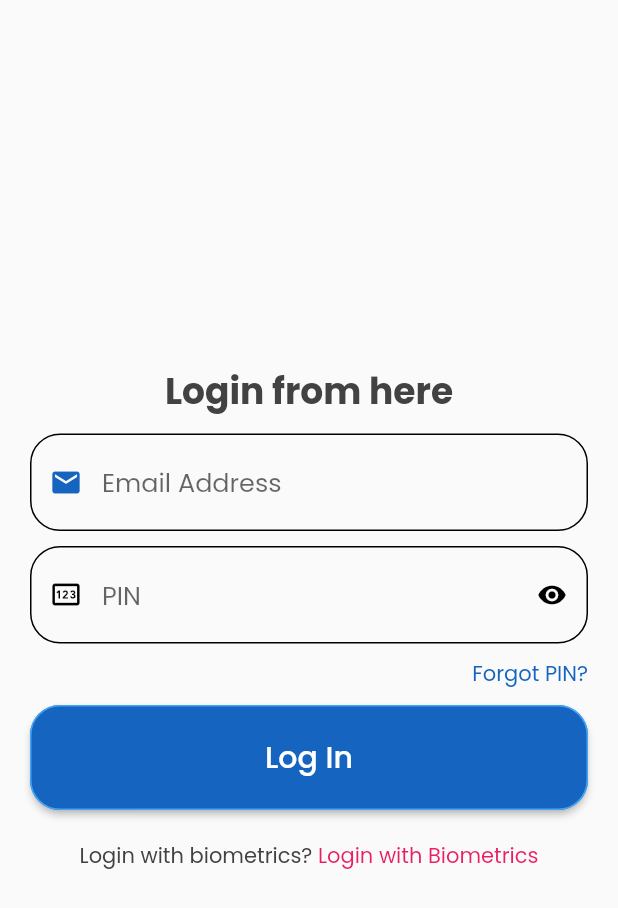
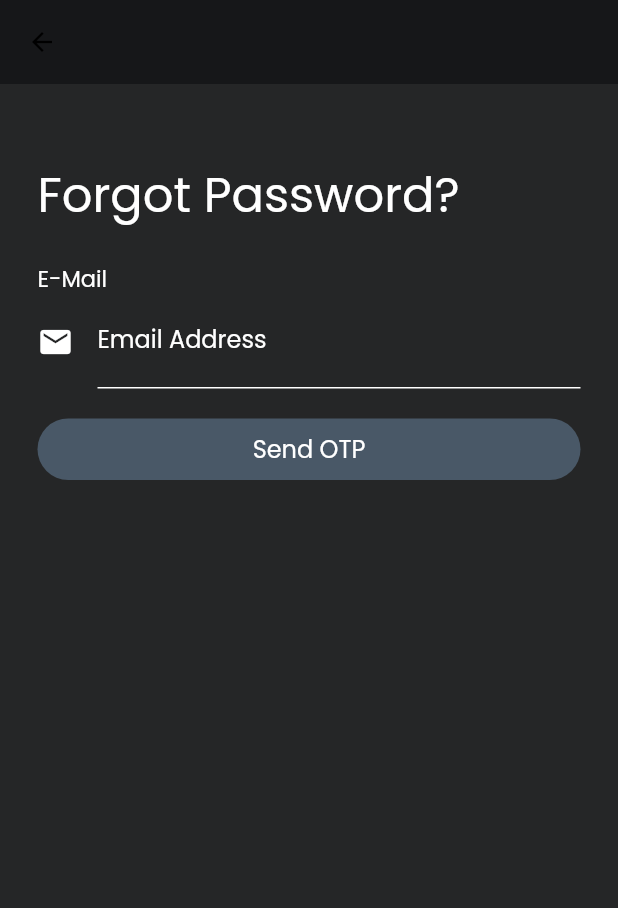
Before and after one commit to prasnaaryal/intruderdetection, a Flutter app: the screen it shows after launch, after a tap on "Login", after a tap on "Forgot PIN?", on a phone screen of 412 x 824 dp. Shown: the top 908 px of the screen. Run offline on Flutter 3.47's test engine with Material 2 defaults, Android fonts, the light colour scheme and no system bars; drawn by our look-alikes of loader_overlay; our stand-ins replace cloud_firestore, firebase_auth, firebase_core, firebase_messaging, firebase_storage, flutter_local_notifications and 5 more; accounts and stored records are empty; network calls fail.

Commit message:
forget pin

```diff
--- /dev/null
+++ b/lib/Screens/forgetpin.dart
@@ -0,0 +1,148 @@
+import 'package:firebase_auth/firebase_auth.dart';
+import 'package:flutter/material.dart';
+
+import '../customs/custom_icons.dart';
+
+class ForgotPassword extends StatefulWidget {
+  const ForgotPassword({super.key});
+
+  @override
+  State<ForgotPassword> createState() => _ForgotPasswordState();
+}
+
+class _ForgotPasswordState extends State<ForgotPassword> {
+  final _emailController = TextEditingController();
+
+  @override
+  void dispose() {
+    _emailController.dispose();
+    super.dispose();
+  }
+
+  Future resetPassword() async {
+    try {
+      await FirebaseAuth.instance
+          .sendPasswordResetEmail(email: _emailController.text.trim());
+      showDialog(
+        context: context,
+        builder: (context) {
+          return AlertDialog(
+//has to be valid email address for receiving the email
+            content:
+                Text('Password reset link has been sent. Check your email.'),
+          );
+        },
+      );
+    } on FirebaseAuthException catch (e) {
+      print(e);
+      showDialog(
+        context: context,
+        builder: (context) {
+          return AlertDialog(
+            content: Text(e.message.toString()),
+          );
+        },
+      );
+    }
+  }
+
+  @override
+  Widget build(BuildContext context) {
+    return Scaffold(
+      backgroundColor: Color.fromARGB(235, 18, 19, 21),
+      appBar: AppBar(
+        backgroundColor: Color.fromARGB(235, 20, 21, 23),
+        elevation: 0,
+        //   children: [
+        leading: Center(
+          child: Container(
+            child: CustomIcon(
+              icon: Icons.arrow_back,
+              onPressed: () {
+                Navigator.of(context).pop();
+              },
+            ),
+          ),
+        ),
+      ),
+      body: Container(
+        padding: EdgeInsets.symmetric(horizontal: 25.0),
+        child: Column(crossAxisAlignment: CrossAxisAlignment.start, children: [
+          Container(
+            padding: EdgeInsets.only(top: 50, bottom: 20),
+            child: Text("Forgot Password?",
+                style: TextStyle(
+                  fontSize: 32,
+                  color: Colors.white,
+                  fontWeight: FontWeight.w400,
+                )),
+          ),
+          Text(
+            "E-Mail",
+            style: TextStyle(
+              fontSize: 15,
+              color: Colors.white,
+              fontWeight: FontWeight.w400,
+            ),
+          ),
+          TextFormField(
+            controller: _emailController,
+            style: const TextStyle(color: Colors.white),
+            decoration: const InputDecoration(
+              labelText: 'Email Address',
+              icon: Icon(
+                Icons.email,
+                color: Colors.white,
+              ),
+              errorStyle: TextStyle(color: Colors.white),
+              labelStyle: TextStyle(color: Colors.white),
+              hintStyle: TextStyle(color: Colors.white),
+              focusedBorder: UnderlineInputBorder(
+                borderSide: BorderSide(color: Colors.white),
+              ),
+              enabledBorder: UnderlineInputBorder(
+                borderSide: BorderSide(color: Colors.white),
+              ),
+              errorBorder: UnderlineInputBorder(
+                borderSide: BorderSide(color: Colors.white),
+              ),
+            ),
+            validator: (value) {
+              if (value!.isEmpty) {
+                return "Please enter your number!";
+              } else if (value.length < 10) {
+                return "Invalid Number";
+              }
+
+              return null;
+            },
+          ),
+          SizedBox(height: 20),
+          CustomButton(
+            title: "Send OTP",
+            onPressed: () {
+              resetPassword();
+
+              // Navigator.push(
+
+              // context,
+              // MaterialPageRoute(
+              //   builder: (context) => OtpVerify(),
+              // ));
+            },
+            //  ),
+            //       const SizedBox(height: 20),
+            //       ElevatedButton(
+            //         child: const Text('Back'),
+            //         onPressed: () {
+            //           Navigator.push(
+            //             context,
+            //             MaterialPageRoute(builder: (context) => const LoginPage()),
+            //           );
+            //         },
+          )
+        ]),
+      ),
+    );
+  }
+}
--- a/lib/Screens/login.dart
+++ b/lib/Screens/login.dart
@@ -142,7 +142,7 @@ class _LoginScreenState extends State<LoginScreen> {
                       alignment: Alignment.centerRight,
                       child: InkWell(
                         onTap: () {
-                          Navigator.of(context).pushNamed("/forget-pin");
+                          Navigator.of(context).pushNamed("/forgetpin");
                         },
                         child: Text(
                           "Forgot PIN?",
--- /dev/null
+++ b/lib/customs/custom_icons.dart
@@ -0,0 +1,70 @@
+import 'package:flutter/material.dart';
+
+class CustomButton extends StatelessWidget {
+  final String title;
+  final void Function()? onPressed;
+
+  const CustomButton({
+    required this.title,
+    this.onPressed,
+  });
+
+  @override
+  Widget build(BuildContext context) {
+    return GestureDetector(
+      onTap: onPressed,
+      child: Container(
+        height: 41,
+        // width:300,
+        // margin:EdgeInsets.only(left:33,right:33),
+        // padding: EdgeInsets.only(top: 20,bottom:20),
+        decoration: BoxDecoration(
+            color: Color(0xFF495867),
+            // color:Color.fromARGB(73, 88, 104,1),
+
+            borderRadius: BorderRadius.vertical(
+                top: Radius.circular(30), bottom: Radius.circular(30))),
+        child: Center(
+          child: SizedBox(
+            width: 290,
+            child: Align(
+              alignment: Alignment.center,
+              child: Text(
+                title,
+                style: TextStyle(
+                  color: Colors.white,
+                  fontSize: 16,
+                  fontWeight: FontWeight.normal,
+                ),
+              ),
+            ),
+          ),
+        ),
+      ),
+    );
+  }
+}
+
+class CustomIcon extends StatelessWidget {
+  final IconData icon;
+  final void Function()? onPressed;
+
+  const CustomIcon({
+    required this.icon,
+    this.onPressed,
+  });
+
+  @override
+  Widget build(BuildContext context) {
+    return InkWell(
+      onTap: onPressed,
+      child: Container(
+        child: Icon(
+          icon,
+          color: Colors.black,
+          size: 20,
+        ),
+      ),
+    );
+  }
+}
--- a/lib/main.dart
+++ b/lib/main.dart
@@ -3,6 +3,7 @@ import 'package:flutter/material.dart';
 import 'package:google_fonts/google_fonts.dart';
 import 'package:intruderdetection/Screens/biometrics_login.dart';
 import 'package:intruderdetection/Screens/dashboard.dart';
+import 'package:intruderdetection/Screens/forgetpin.dart';
 import 'package:intruderdetection/Screens/login.dart';
 import 'package:intruderdetection/viewmodel/auth_viewmodel.dart';
 import 'package:intruderdetection/viewmodel/face_viewmodel.dart';
@@ -77,6 +78,8 @@ class MyApp extends StatelessWidget {
               "/biometrics": (BuildContext context) => Fingerprint(),
               "/addFace": (BuildContext context) => AddKnowFaces(),
               "/uploadandview": (BuildContext context) => UploadAndViewImages(),
+              "/forgetpin": (BuildContext context) => ForgotPassword(),
+
             },
           );
         }),
--- a/pubspec.yaml
+++ b/pubspec.yaml
@@ -55,6 +55,7 @@ dependencies:
   curved_navigation_bar: ^1.0.3
   local_auth: ^2.1.6
   motion_toast: ^2.6.8
+  pin_code_fields: ^7.4.0
 
 dev_dependencies:
   flutter_test:
```
Also changed, not shown: lib/Screens/changepin.dart (+19 -16 lines), lib/Screens/optverification.dart (added, +122 -0 lines), pubspec.lock.
